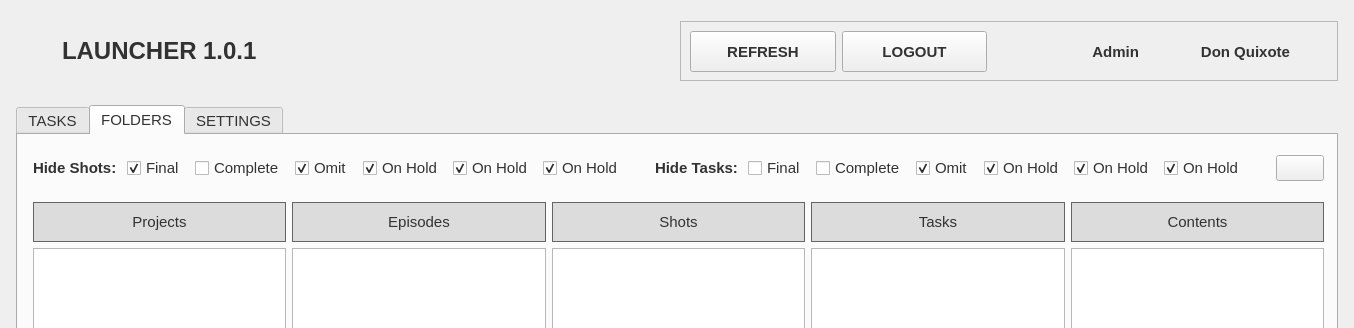
Old version of the form flow_launch.ui in the repository mrwolfpipeline/flower; both pictures show x 0 to 1354 and y 0 to 328 of the 1354 by 861 pixel window.
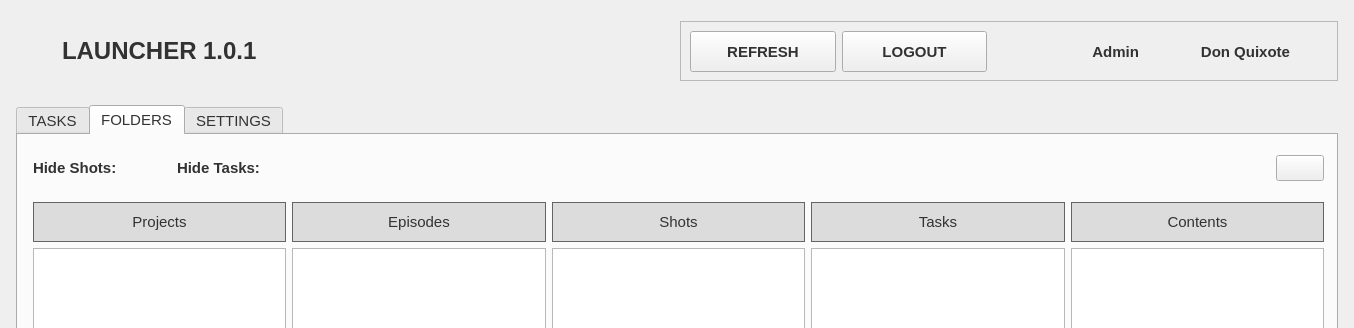
New version of the form. The open tabs and pages were chosen to show the change. Icons and pictures are not drawn.

The edit to the form file:
```diff
--- a/flow_launch.ui
+++ b/flow_launch.ui
@@ -778,91 +778,14 @@
              </widget>
             </item>
             <item>
-             <widget class="QCheckBox" name="folderShotsFilter1">
-              <property name="font">
-               <font>
-                <pointsize>11</pointsize>
-               </font>
+             <layout class="QHBoxLayout" name="foldersShotsFilterBar">
+              <property name="leftMargin">
+               <number>5</number>
               </property>
-              <property name="text">
-               <string>Final</string>
+              <property name="rightMargin">
+               <number>5</number>
               </property>
-              <property name="checked">
-               <bool>true</bool>
-              </property>
-             </widget>
-            </item>
-            <item>
-             <widget class="QCheckBox" name="folderShotsFilter2">
-              <property name="font">
-               <font>
-                <pointsize>11</pointsize>
-               </font>
-              </property>
-              <property name="text">
-               <string>Complete</string>
-              </property>
-             </widget>
-            </item>
-            <item>
-             <widget class="QCheckBox" name="folderShotsFilter3">
-              <property name="font">
-               <font>
-                <pointsize>11</pointsize>
-               </font>
-              </property>
-              <property name="text">
-               <string>Omit</string>
-              </property>
-              <property name="checked">
-               <bool>true</bool>
-              </property>
-             </widget>
-            </item>
-            <item>
-             <widget class="QCheckBox" name="folderShotsFilter4">
-              <property name="font">
-               <font>
-                <pointsize>11</pointsize>
-               </font>
-              </property>
-              <property name="text">
-               <string>On Hold</string>
-              </property>
-              <property name="checked">
-               <bool>true</bool>
-              </property>
-             </widget>
-            </item>
-            <item>
-             <widget class="QCheckBox" name="folderShotsFilter5">
-              <property name="font">
-               <font>
-                <pointsize>11</pointsize>
-               </font>
-              </property>
-              <property name="text">
-               <string>On Hold</string>
-              </property>
-              <property name="checked">
-               <bool>true</bool>
-              </property>
-             </widget>
-            </item>
-            <item>
-             <widget class="QCheckBox" name="folderShotsFilter6">
-              <property name="font">
-               <font>
-                <pointsize>11</pointsize>
-               </font>
-              </property>
-              <property name="text">
-               <string>On Hold</string>
-              </property>
-              <property name="checked">
-               <bool>true</bool>
-              </property>
-             </widget>
+             </layout>
             </item>
             <item>
              <spacer name="horizontalSpacer">
@@ -894,91 +817,14 @@
              </widget>
             </item>
             <item>
-             <widget class="QCheckBox" name="folderTasksFilter1">
-              <property name="font">
-               <font>
-                <pointsize>11</pointsize>
-               </font>
+             <layout class="QHBoxLayout" name="foldersTasksFilterBar">
+              <property name="leftMargin">
+               <number>5</number>
               </property>
-              <property name="text">
-               <string>Final</string>
+              <property name="rightMargin">
+               <number>5</number>
               </property>
-              <property name="checked">
-               <bool>false</bool>
-              </property>
-             </widget>
-            </item>
-            <item>
-             <widget class="QCheckBox" name="folderTasksFilter2">
-              <property name="font">
-               <font>
-                <pointsize>11</pointsize>
-               </font>
-              </property>
-              <property name="text">
-               <string>Complete</string>
-              </property>
-             </widget>
-            </item>
-            <item>
-             <widget class="QCheckBox" name="folderTasksFilter3">
-              <property name="font">
-               <font>
-                <pointsize>11</pointsize>
-               </font>
-              </property>
-              <property name="text">
-               <string>Omit</string>
-              </property>
-              <property name="checked">
-               <bool>true</bool>
-              </property>
-             </widget>
-            </item>
-            <item>
-             <widget class="QCheckBox" name="folderTasksFilter4">
-              <property name="font">
-               <font>
-                <pointsize>11</pointsize>
-               </font>
-              </property>
-              <property name="text">
-               <string>On Hold</string>
-              </property>
-              <property name="checked">
-               <bool>true</bool>
-              </property>
-             </widget>
-            </item>
-            <item>
-             <widget class="QCheckBox" name="folderTasksFilter5">
-              <property name="font">
-               <font>
-                <pointsize>11</pointsize>
-               </font>
-              </property>
-              <property name="text">
-               <string>On Hold</string>
-              </property>
-              <property name="checked">
-               <bool>true</bool>
-              </property>
-             </widget>
-            </item>
-            <item>
-             <widget class="QCheckBox" name="folderTasksFilter6">
-              <property name="font">
-               <font>
-                <pointsize>11</pointsize>
-               </font>
-              </property>
-              <property name="text">
-               <string>On Hold</string>
-              </property>
-              <property name="checked">
-               <bool>true</bool>
-              </property>
-             </widget>
+             </layout>
             </item>
             <item>
              <spacer name="horizontalSpacer_3">
```
Left out of the diff: 110 changed lines with no effect on the pictures.
